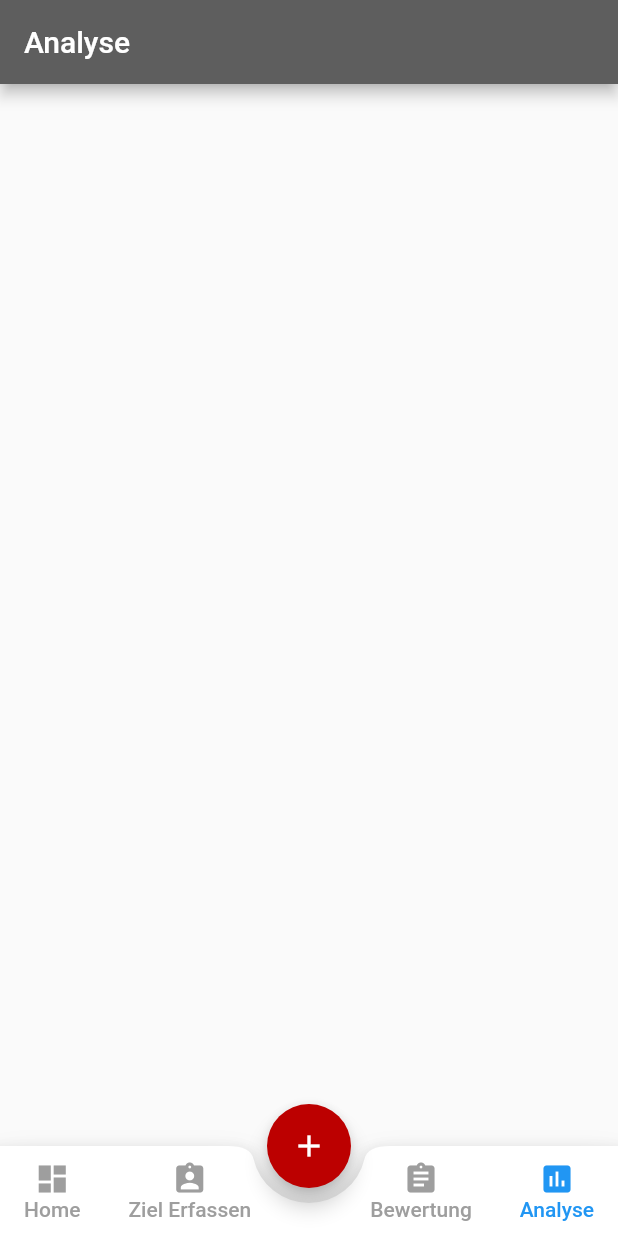
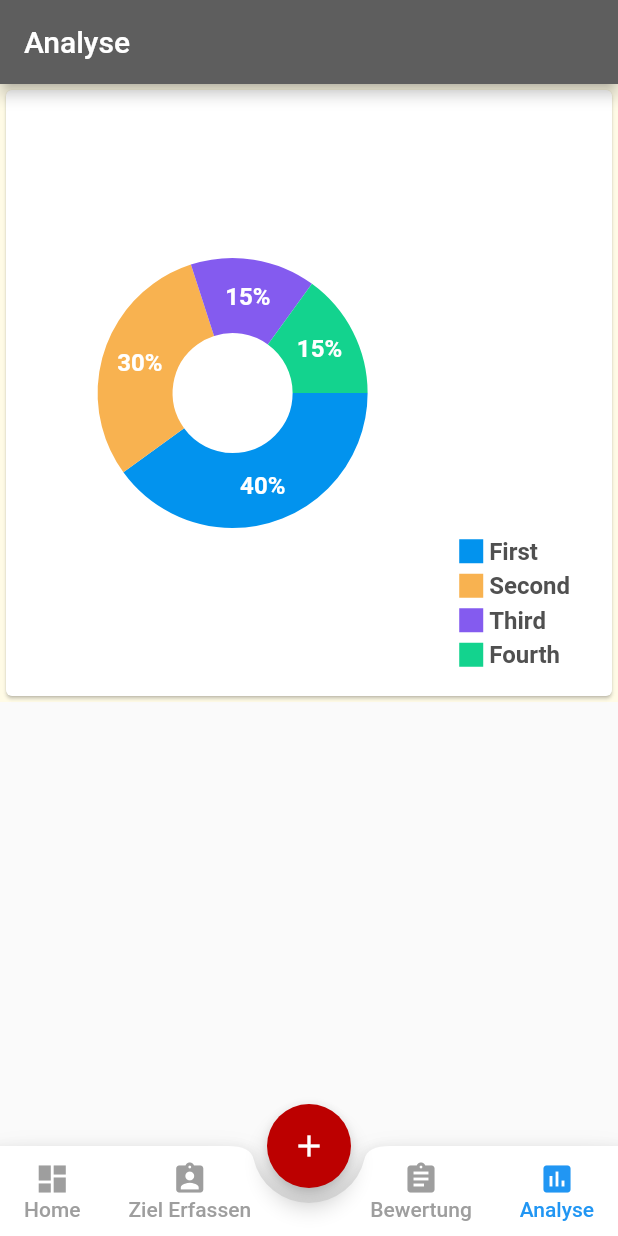
Before and after one commit to chauvu183/flexed-mobile, a Flutter app: the screen it shows after launch, item 3 of the bottom bar chosen, after a tap on "Analyse", on a phone screen of 412 x 824 dp. Run offline on Flutter 3.47's test engine with Material 2 defaults, Android fonts, the phone set to English and light mode, and no system bars; drawn by our look-alikes of fl_chart.

Commit message:
1st test with analyze & created /pages/analyze

```diff
--- a/lib/pages/analyse.dart
+++ b/lib/pages/analyze/analyze.dart
@@ -1,17 +1,20 @@
 import 'package:flutter/material.dart';
 
-class Analyse extends StatefulWidget {
+import 'analyze_container.dart';
+
+class Analyze extends StatefulWidget {
   @override
-  _AnalyseState createState() => _AnalyseState();
+  _AnalyzeState createState() => _AnalyzeState();
 }
 
-class _AnalyseState extends State<Analyse> {
+class _AnalyzeState extends State<Analyze> {
   @override
   Widget build(BuildContext context) {
     return Scaffold(
       appBar: AppBar(
         title : Text('Analyse'),
       ),
+      body: AnalyzeContainer(),
     );
   }
 }
--- /dev/null
+++ b/lib/pages/analyze/analyze_container.dart
@@ -0,0 +1,18 @@
+import 'package:flutter/material.dart';
+
+import 'pie_chart_flex.dart';
+
+class AnalyzeContainer extends StatefulWidget {
+  @override
+  _AnalyzeContainerState createState() => _AnalyzeContainerState();
+}
+
+class _AnalyzeContainerState extends State<AnalyzeContainer> {
+  @override
+  Widget build(BuildContext context) {
+    return Container(
+       color: Theme.of(context).backgroundColor,
+       child: PieChartFlex(),
+    );
+  }
+}
--- /dev/null
+++ b/lib/pages/analyze/indicator.dart
@@ -0,0 +1,41 @@
+import 'package:flutter/material.dart';
+
+class Indicator extends StatelessWidget {
+  final Color color;
+  final String text;
+  final bool isSquare;
+  final double size;
+  final Color textColor;
+
+  const Indicator({
+    Key key,
+    this.color,
+    this.text,
+    this.isSquare,
+    this.size = 16,
+    this.textColor = const Color(0xff505050),
+  }) : super(key: key);
+
+  @override
+  Widget build(BuildContext context) {
+    return Row(
+      children: <Widget>[
+        Container(
+          width: size,
+          height: size,
+          decoration: BoxDecoration(
+            shape: isSquare ? BoxShape.rectangle : BoxShape.circle,
+            color: color,
+          ),
+        ),
+        const SizedBox(
+          width: 4,
+        ),
+        Text(
+          text,
+          style: TextStyle(fontSize: 16, fontWeight: FontWeight.bold, color: textColor),
+        )
+      ],
+    );
+  }
+}
--- /dev/null
+++ b/lib/pages/analyze/pie_chart_flex.dart
@@ -0,0 +1,145 @@
+import 'package:fl_chart/fl_chart.dart';
+import 'package:flutter/material.dart';
+
+import 'indicator.dart';
+
+class PieChartFlex extends StatefulWidget {
+  @override
+  _PieChartFlexState createState() => _PieChartFlexState();
+}
+
+class _PieChartFlexState extends State<PieChartFlex> {
+
+  int touchedIndex;
+
+  @override
+  Widget build(BuildContext context) {
+    return AspectRatio(
+      aspectRatio: 1.0,
+      child: Card(
+        color: Colors.white,
+        child: Row(
+          children: <Widget>[
+            const SizedBox(
+              height: 18,
+            ),
+            Expanded(
+              child: AspectRatio(
+                aspectRatio: 1,
+                child: PieChart(
+                  PieChartData(
+                      pieTouchData: PieTouchData(touchCallback: (pieTouchResponse) {
+                        setState(() {
+                          if (pieTouchResponse.touchInput is FlLongPressEnd ||
+                              pieTouchResponse.touchInput is FlPanEnd) {
+                            touchedIndex = -1;
+                          } else {
+                            touchedIndex = pieTouchResponse.touchedSectionIndex;
+                          }
+                        });
+                      }),
+                      borderData: FlBorderData(
+                        show: false,
+                      ),
+                      sectionsSpace: 0,
+                      centerSpaceRadius: 40,
+                      sections: showingSections()),
+                ),
+              ),
+            ),
+            Column(
+              mainAxisSize: MainAxisSize.max,
+              mainAxisAlignment: MainAxisAlignment.end,
+              crossAxisAlignment: CrossAxisAlignment.start,
+              children: const <Widget>[
+                Indicator(
+                  color: Color(0xff0293ee),
+                  text: 'First',
+                  isSquare: true,
+                ),
+                SizedBox(
+                  height: 4,
+                ),
+                Indicator(
+                  color: Color(0xfff8b250),
+                  text: 'Second',
+                  isSquare: true,
+                ),
+                SizedBox(
+                  height: 4,
+                ),
+                Indicator(
+                  color: Color(0xff845bef),
+                  text: 'Third',
+                  isSquare: true,
+                ),
+                SizedBox(
+                  height: 4,
+                ),
+                Indicator(
+                  color: Color(0xff13d38e),
+                  text: 'Fourth',
+                  isSquare: true,
+                ),
+                SizedBox(
+                  height: 18,
+                ),
+              ],
+            ),
+            const SizedBox(
+              width: 28,
+            ),
+          ],
+        ),
+      ),
+    );
+  }
+
+  List<PieChartSectionData> showingSections() {
+    return List.generate(4, (i) {
+      final isTouched = i == touchedIndex;
+      final double fontSize = isTouched ? 25 : 16;
+      final double radius = isTouched ? 60 : 50;
+      switch (i) {
+        case 0:
+          return PieChartSectionData(
+            color: const Color(0xff0293ee),
+            value: 40,
+            title: '40%',
+            radius: radius,
+            titleStyle: TextStyle(
+                fontSize: fontSize, fontWeight: FontWeight.bold, color: const Color(0xffffffff)),
+          );
+        case 1:
+          return PieChartSectionData(
+            color: const Color(0xfff8b250),
+            value: 30,
+            title: '30%',
+            radius: radius,
+            titleStyle: TextStyle(
+                fontSize: fontSize, fontWeight: FontWeight.bold, color: const Color(0xffffffff)),
+          );
+        case 2:
+          return PieChartSectionData(
+            color: const Color(0xff845bef),
+            value: 15,
+            title: '15%',
+            radius: radius,
+            titleStyle: TextStyle(
+                fontSize: fontSize, fontWeight: FontWeight.bold, color: const Color(0xffffffff)),
+          );
+        case 3:
+          return PieChartSectionData(
+            color: const Color(0xff13d38e),
+            value: 15,
+            title: '15%',
+            radius: radius,
+            titleStyle: TextStyle(
+                fontSize: fontSize, fontWeight: FontWeight.bold, color: const Color(0xffffffff)),
+          );
+        default:
+          return null;
+      }
+    });
+  }
+}
--- a/lib/pages/home.dart
+++ b/lib/pages/home.dart
@@ -1,10 +1,10 @@
-import 'package:flexed_mobile/pages/analyse.dart';
+import 'package:flexed_mobile/pages/analyze/analyze.dart';
 import 'package:flexed_mobile/pages/bewertung.dart';
 import 'package:flexed_mobile/pages/ziel-erfassen.dart';
 
 import 'package:flutter/material.dart';
 
-import 'analyse.dart';
+import './analyze/analyze.dart';
 import 'bewertung.dart';
 import 'ziel-erfassen.dart';
 import 'solTracking-home.dart';
@@ -23,7 +23,7 @@ class _HomeState extends State<Home> {
     SolTrackingHome(),
     ZielErfassen(),
     Bewertung(),
-    Analyse(),
+    Analyze(),
   ]; // to store nested tabs
   final PageStorageBucket bucket = PageStorageBucket();
   Widget currentScreen = ZielErfassen(); // Our first view in viewport
@@ -139,7 +139,7 @@ class _HomeState extends State<Home> {
                     onPressed: () {
                       setState(() {
                         currentScreen =
-                            Analyse(); // if user taps on this dashboard tab will be active
+                            Analyze(); // if user taps on this dashboard tab will be active
                         currentTab = 3;
                       });
                     },
```
